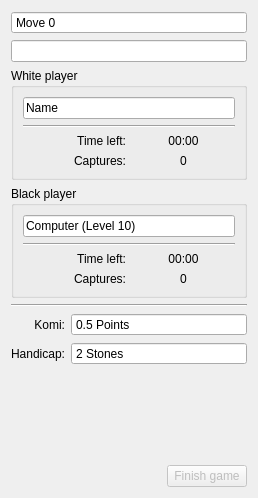
Before: the Qt Designer form src/gui/widgets/gamewidget.ui in KDE/kigo, drawn with Qt 5.
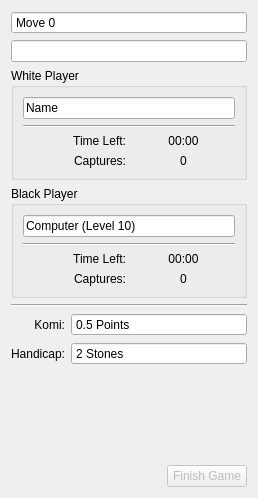
After: the same form once the commit is applied. Custom widgets are drawn as their Qt base class.

Patch:
```diff
--- a/src/gui/widgets/gamewidget.ui
+++ b/src/gui/widgets/gamewidget.ui
@@ -58,7 +58,7 @@
    <item row="2" column="0" colspan="2">
     <widget class="QGroupBox" name="capturesBox">
      <property name="title">
-      <string>White player</string>
+      <string>White Player</string>
      </property>
      <layout class="QGridLayout" name="gridLayout">
       <item row="5" column="0">
@@ -84,7 +84,7 @@
       <item row="4" column="0">
        <widget class="QLabel" name="label_2">
         <property name="text">
-         <string>Time left:</string>
+         <string>Time Left:</string>
         </property>
         <property name="alignment">
          <set>Qt::AlignRight|Qt::AlignTrailing|Qt::AlignVCenter</set>
@@ -139,7 +139,7 @@
    <item row="3" column="0" colspan="2">
     <widget class="QGroupBox" name="groupBox">
      <property name="title">
-      <string>Black player</string>
+      <string>Black Player</string>
      </property>
      <layout class="QGridLayout" name="gridLayout_2">
       <item row="3" column="0">
@@ -165,7 +165,7 @@
       <item row="2" column="0">
        <widget class="QLabel" name="label_6">
         <property name="text">
-         <string>Time left:</string>
+         <string>Time Left:</string>
         </property>
         <property name="alignment">
          <set>Qt::AlignRight|Qt::AlignTrailing|Qt::AlignVCenter</set>
@@ -352,7 +352,7 @@
         <bool>false</bool>
        </property>
        <property name="text">
-        <string>Finish game</string>
+        <string>Finish Game</string>
        </property>
       </widget>
      </item>
@@ -361,16 +361,16 @@
   </layout>
  </widget>
  <customwidgets>
-  <customwidget>
-   <class>KLineEdit</class>
-   <extends>QLineEdit</extends>
-   <header>klineedit.h</header>
-  </customwidget>
   <customwidget>
    <class>KPushButton</class>
    <extends>QPushButton</extends>
    <header>kpushbutton.h</header>
   </customwidget>
+  <customwidget>
+   <class>KLineEdit</class>
+   <extends>QLineEdit</extends>
+   <header>klineedit.h</header>
+  </customwidget>
  </customwidgets>
  <resources/>
  <connections/>
```
